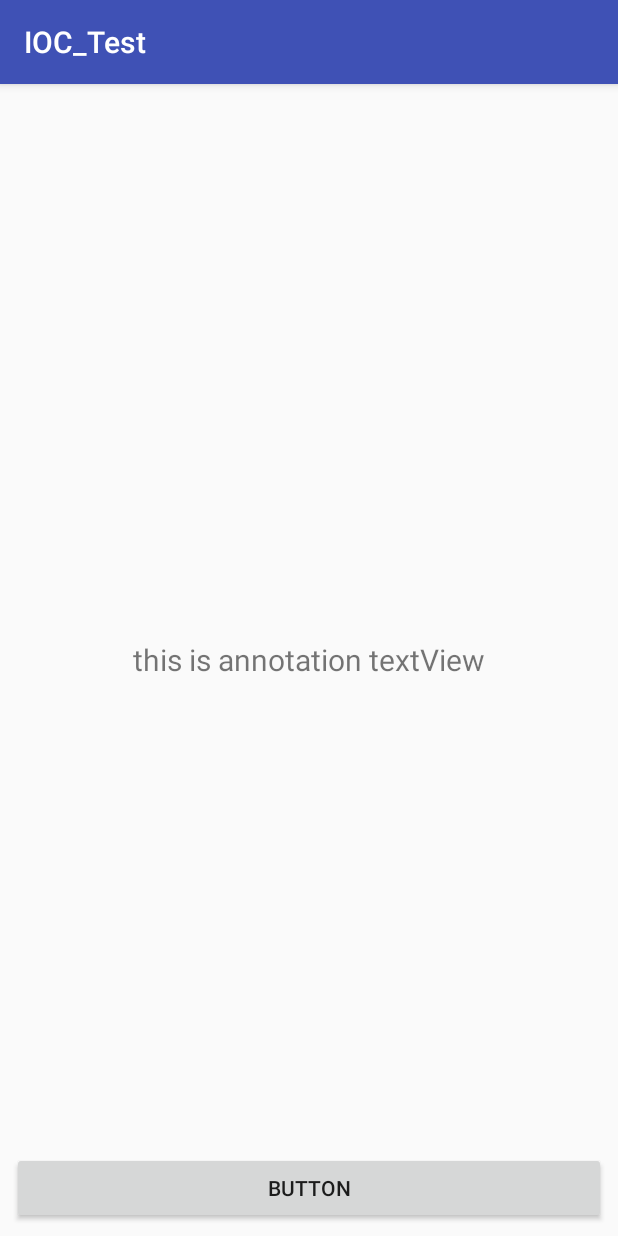
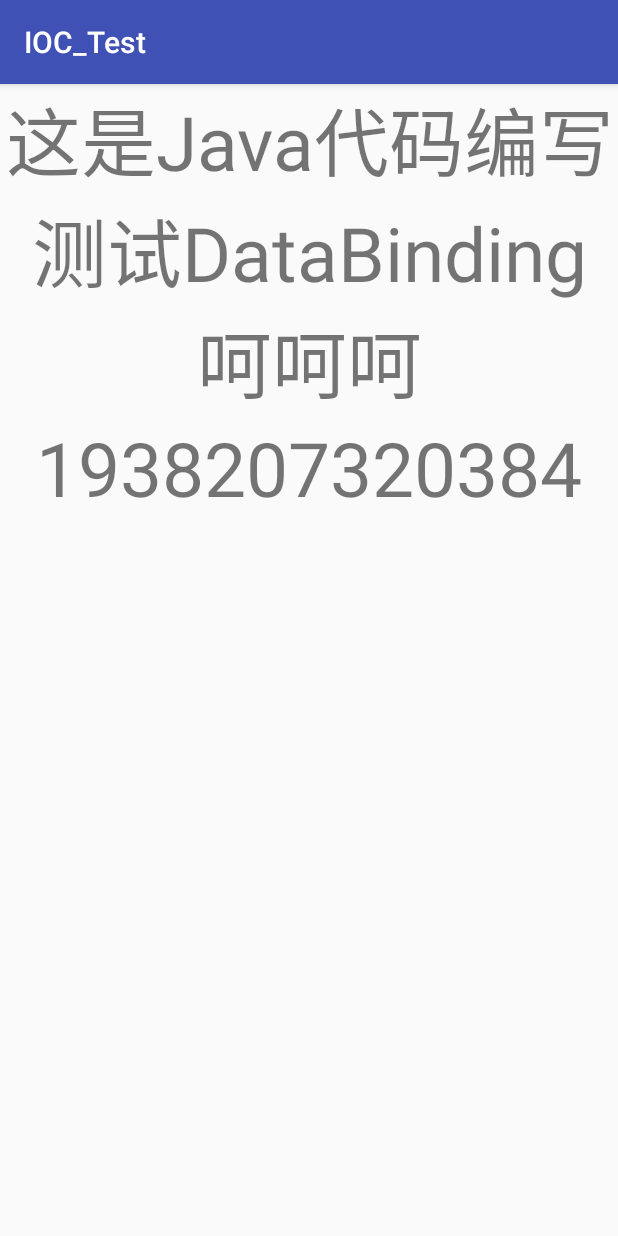
Before and after one commit to GraceJoJo/MVP_Kotlin_Rx, an Android app: the screen it shows after launch (TestActivity before the commit, TestDataBinding after it), on a phone screen of 412 x 824 dp. Run offline under Robolectric (Android 15) with nearby library versions, the phone set to English and light mode, and no system bars; our stand-ins replace data binding; libraries missing offline, so code that uses them is left out: com.zhy.http; 2 statements that could not run were skipped.

Commit message:
kotlin和java写法：简单的DataBinding列子——pass

```diff
--- a/app/src/main/AndroidManifest.xml
+++ b/app/src/main/AndroidManifest.xml
@@ -10,7 +10,7 @@
         android:roundIcon="@mipmap/ic_launcher_round"
         android:supportsRtl="true"
         android:theme="@style/AppTheme">
-        <activity android:name=".mvp.ui.TestActivity">
+        <activity android:name=".mvvm.TestDataBinding">
             <intent-filter>
                 <action android:name="android.intent.action.MAIN" />
 
@@ -19,6 +19,10 @@
         </activity>
         <activity android:name=".MainActivity"></activity>
         <activity android:name=".ACT_Splsh"></activity>
+        <activity android:name=".mvp.ui.TestActivity"></activity>
+        <!--<activity android:name=".mvvm.TestDataBinding"></activity>-->
+        <!--<activity android:name=".mvvm.model.TestDBActivity"></activity>-->
+        <activity android:name=".mvc.TestMvcActivity"></activity>
     </application>
 
 </manifest>
--- a/app/src/main/java/com/example/jojo/mvp_kotlin/base/BaseActivity.kt
+++ b/app/src/main/java/com/example/jojo/mvp_kotlin/base/BaseActivity.kt
@@ -2,6 +2,7 @@ package com.example.jojo.mvp_kotlin.base
 
 import android.os.Bundle
 import android.support.v7.app.AppCompatActivity
+import com.example.jojo.mvp_kotlin.ioc.InjectUtils
 
 /**
  * Created by JoJo on 2018/4/13.
@@ -11,9 +12,8 @@ import android.support.v7.app.AppCompatActivity
 abstract class BaseActivity : AppCompatActivity() {
     override fun onCreate(savedInstanceState: Bundle?) {
         super.onCreate(savedInstanceState)
-        setContentView(getContentViewId())
+        InjectUtils.inJect(this)
         initView()
     }
-    abstract fun getContentViewId(): Int
     abstract fun initView()
 }
--- a/app/src/main/java/com/example/jojo/mvp_kotlin/mvp/ui/TestActivity.java
+++ /dev/null
@@ -1,57 +0,0 @@
-package com.example.jojo.mvp_kotlin.mvp.ui;
-
-import android.util.Log;
-import android.view.View;
-import android.widget.TextView;
-import android.widget.Toast;
-
-import com.example.jojo.mvp_kotlin.R;
-import com.example.jojo.mvp_kotlin.ioc.ContentView;
-import com.example.jojo.mvp_kotlin.ioc.OnClickView;
-import com.example.jojo.mvp_kotlin.ioc.ViewById;
-import com.example.jojo.mvp_kotlin.mvp.base.ACT_Base;
-import com.example.jojo.mvp_kotlin.mvp.contract.LoginContract;
-import com.example.jojo.mvp_kotlin.mvp.model.LoginModel;
-import com.example.jojo.mvp_kotlin.mvp.presenter.LoginPresenter;
-
-
-/**
- * Created by JoJo on 2018/3/29.
- * wechat:18510829974
- * description:
- */
-@ContentView(R.layout.act_splash)
-public class TestActivity extends ACT_Base<LoginPresenter, LoginModel> implements LoginContract.View {
-    @ViewById(R.id.textView)
-    TextView textView;
-
-    @Override
-    public void loginSuccess() {
-        Log.e("TAG", "loginSuccess()");
-    }
-
-    @Override
-    public void showMsg(String msg) {
-        Log.e("TAG", "showMsg---" + msg);
-    }
-
-    @OnClickView({R.id.button, R.id.textView})
-    public void onClick(View view) {
-        switch (view.getId()) {
-            case R.id.textView:
-                Toast.makeText(TestActivity.this, "点击了textView", Toast.LENGTH_SHORT).show();
-                break;
-            case R.id.button:
-                Toast.makeText(TestActivity.this, "点击了button", Toast.LENGTH_SHORT).show();
-                break;
-        }
-
-    }
-
-    @Override
-    protected void initView() {
-        textView.setText("this is annotation textView");
-        textView.setOnClickListener( v -> Toast.makeText(getApplicationContext(), "Lambda", Toast.LENGTH_LONG).show());
-        mPresenter.login("", "", "jojo");
-    }
-}
--- /dev/null
+++ b/app/src/main/java/com/example/jojo/mvp_kotlin/mvvm/TestDataBinding.java
@@ -0,0 +1,26 @@
+package com.example.jojo.mvp_kotlin.mvvm;
+
+import android.databinding.DataBindingUtil;
+
+import com.example.jojo.mvp_kotlin.R;
+import com.example.jojo.mvp_kotlin.base.BaseActivity;
+import com.example.jojo.mvp_kotlin.databinding.ActTestDatabindingBinding;
+import com.example.jojo.mvp_kotlin.mvvm.model.User;
+
+/**
+ * Created by JoJo on 2018/4/16.
+ * wechat:18510829974
+ * description:
+ */
+
+public class TestDataBinding extends BaseActivity {
+    @Override
+    public void initView() {
+        ActTestDatabindingBinding viewDataBinding = DataBindingUtil.setContentView(this, R.layout.act_test_databinding);
+        User user = new User();
+        user.setFirstName("这是Java代码编写测试DataBinding");
+        user.setLastName("呵呵呵");
+        user.setPhone("1938207320384");
+        viewDataBinding.setUser(user);
+    }
+}
--- /dev/null
+++ b/app/src/main/java/com/example/jojo/mvp_kotlin/mvvm/model/User.kt
@@ -0,0 +1,29 @@
+package com.example.jojo.mvp_kotlin.mvvm.model
+
+/**
+ * Created by JoJo on 2018/4/16.
+ * wechat:18510829974
+ * description:
+ */
+
+data class User(var firstName: String, var lastName: String?, var phone: String, var isShowPhone: Boolean) {
+    constructor() : this("", "", "", false) {
+    }
+//    /**
+//     * 获取全名
+//     * @param firstName
+//     * @param lastName
+//     * @return
+//     */
+//    fun getFullName(firstName: String, lastName: String): String {
+//        val sb = StringBuilder()
+//        sb.append("全名：")
+//        if (!TextUtils.isEmpty(firstName)) {
+//            sb.append(firstName)
+//        }
+//        if (!TextUtils.isEmpty(lastName)) {
+//            sb.append("." + lastName)
+//        }
+//        return sb.toString()
+//    }
+}
--- /dev/null
+++ b/app/src/main/res/layout/act_test_databinding.xml
@@ -0,0 +1,34 @@
+<?xml version="1.0" encoding="utf-8"?>
+<layout xmlns:android="http://schemas.android.com/apk/res/android">
+
+    <data>
+
+        <variable
+            name="user"
+            type="com.example.jojo.mvp_kotlin.mvvm.model.User"></variable>
+    </data>
+    <LinearLayout
+        android:layout_width="match_parent"
+        android:orientation="vertical"
+        android:layout_height="match_parent">
+        <TextView
+            android:layout_width="match_parent"
+            android:textSize="50dp"
+            android:gravity="center"
+            android:layout_height="wrap_content"
+            android:text="@{user.firstName}" />
+        <TextView
+            android:layout_width="match_parent"
+            android:textSize="50dp"
+            android:gravity="center"
+            android:layout_height="wrap_content"
+            android:text="@{user.lastName}" />
+        <TextView
+            android:layout_width="match_parent"
+            android:textSize="50dp"
+            android:gravity="center"
+            android:layout_height="wrap_content"
+            android:text="@{user.phone}" />
+    </LinearLayout>
+
+</layout>
--- a/app/src/main/res/layout/act_test_mvc.xml
+++ b/app/src/main/res/layout/act_test_mvc.xml
@@ -24,6 +24,7 @@
         app:layout_constraintTop_toTopOf="parent" />
 
     <TextView
+        android:id="@+id/tv"
         android:layout_width="wrap_content"
         android:layout_height="wrap_content"
         android:text="密码:"
```
Also changed, not shown: app/build.gradle (+10 -0 lines), app/src/main/java/com/example/jojo/mvp_kotlin/mvc/TestMvcActivity.kt (+21 -10 lines), app/src/main/java/com/example/jojo/mvp_kotlin/mvp/ui/TestActivity.kt (added, +50 -0 lines), app/src/main/java/com/example/jojo/mvp_kotlin/mvvm/model/TestDBActivity.kt (added, +33 -0 lines).
